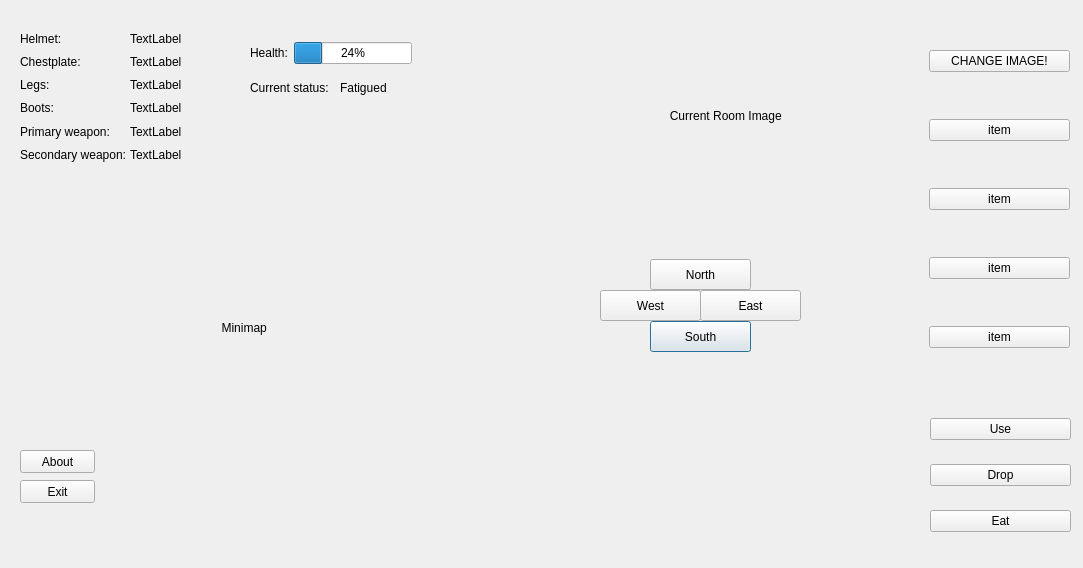
The window that PROJECT_KART/rooms/begin_room.ui (merovigiam/PRJ_KART) describes before a commit, drawn with Qt 5.
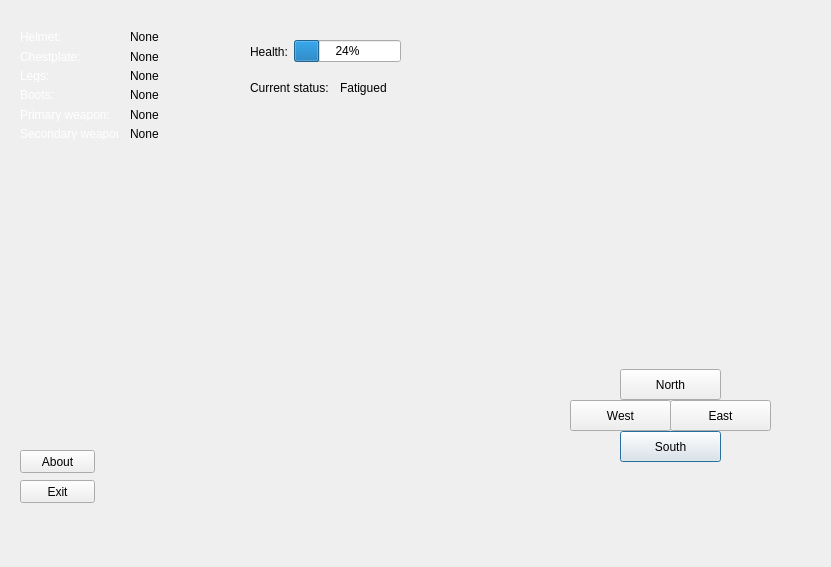
The same window after the commit.

```diff
--- a/PROJECT_KART/rooms/begin_room.ui
+++ b/PROJECT_KART/rooms/begin_room.ui
@@ -6,8 +6,8 @@
    <rect>
     <x>0</x>
     <y>0</y>
-    <width>1083</width>
-    <height>568</height>
+    <width>831</width>
+    <height>567</height>
    </rect>
   </property>
   <property name="windowTitle">
@@ -16,21 +16,27 @@
   <widget class="QLabel" name="minimapLabel">
    <property name="geometry">
     <rect>
-     <x>145</x>
-     <y>272</y>
-     <width>171</width>
-     <height>111</height>
+     <x>30</x>
+     <y>220</y>
+     <width>141</width>
+     <height>81</height>
     </rect>
    </property>
+   <property name="maximumSize">
+    <size>
+     <width>231</width>
+     <height>16777215</height>
+    </size>
+   </property>
    <property name="text">
-    <string>                       Minimap</string>
+    <string/>
    </property>
   </widget>
   <widget class="QPushButton" name="southButton">
    <property name="geometry">
     <rect>
-     <x>650</x>
-     <y>321</y>
+     <x>620</x>
+     <y>431</y>
      <width>101</width>
      <height>31</height>
     </rect>
@@ -55,14 +61,14 @@
   <widget class="QLabel" name="currentRoomLabel">
    <property name="geometry">
     <rect>
-     <x>550</x>
-     <y>20</y>
-     <width>311</width>
-     <height>191</height>
+     <x>470</x>
+     <y>50</y>
+     <width>331</width>
+     <height>221</height>
     </rect>
    </property>
    <property name="text">
-    <string>                                    Current Room Image</string>
+    <string/>
    </property>
   </widget>
   <widget class="QLabel" name="label_10">
@@ -78,102 +84,102 @@
     <string>Current status:</string>
    </property>
   </widget>
-  <widget class="QWidget" name="verticalLayoutWidget">
-   <property name="geometry">
-    <rect>
-     <x>929</x>
-     <y>9</y>
-     <width>141</width>
-     <height>381</height>
-    </rect>
-   </property>
-   <layout class="QVBoxLayout" name="verticalLayout">
-    <item>
-     <widget class="QPushButton" name="pushButton_9">
-      <property name="text">
-       <string>CHANGE IMAGE!</string>
-      </property>
-     </widget>
-    </item>
-    <item>
-     <widget class="QPushButton" name="pushButton_10">
-      <property name="text">
-       <string>item</string>
-      </property>
-     </widget>
-    </item>
-    <item>
-     <widget class="QPushButton" name="pushButton_12">
-      <property name="text">
-       <string>item</string>
-      </property>
-     </widget>
-    </item>
-    <item>
-     <widget class="QPushButton" name="pushButton_13">
-      <property name="text">
-       <string>item</string>
-      </property>
-     </widget>
-    </item>
-    <item>
-     <widget class="QPushButton" name="pushButton_11">
-      <property name="text">
-       <string>item</string>
-      </property>
-     </widget>
-    </item>
-   </layout>
-  </widget>
+
+
+
+
+
+
+
+
+
+
+
+
+
+
+
+
+
+
+
+
+
+
+
+
+
+
+
+
+
+
+
+
+
+
+
+
+
+
+
+
+
+
+
+
+
+
+
   <widget class="QWidget" name="layoutWidget">
    <property name="geometry">
     <rect>
      <x>130</x>
      <y>30</y>
-     <width>55</width>
-     <height>133</height>
+     <width>48</width>
+     <height>110</height>
     </rect>
    </property>
    <layout class="QVBoxLayout" name="verticalLayout_4">
     <item>
      <widget class="QLabel" name="hemetLabel">
       <property name="text">
-       <string>TextLabel</string>
+       <string>None</string>
       </property>
      </widget>
     </item>
     <item>
      <widget class="QLabel" name="chestplateLabel">
       <property name="text">
-       <string>TextLabel</string>
+       <string>None</string>
       </property>
      </widget>
     </item>
     <item>
      <widget class="QLabel" name="legsLabel">
       <property name="text">
-       <string>TextLabel</string>
+       <string>None</string>
       </property>
      </widget>
     </item>
     <item>
      <widget class="QLabel" name="bootsLabel">
       <property name="text">
-       <string>TextLabel</string>
+       <string>None</string>
       </property>
      </widget>
     </item>
     <item>
      <widget class="QLabel" name="primaryWepLabel">
       <property name="text">
-       <string>TextLabel</string>
+       <string>None</string>
       </property>
      </widget>
     </item>
     <item>
      <widget class="QLabel" name="secondaryWepLabel">
       <property name="text">
-       <string>TextLabel</string>
+       <string>None</string>
       </property>
      </widget>
     </item>
@@ -205,46 +211,46 @@
     <string>Fatigued</string>
    </property>
   </widget>
-  <widget class="QWidget" name="verticalLayoutWidget_2">
-   <property name="geometry">
-    <rect>
-     <x>930</x>
-     <y>400</y>
-     <width>141</width>
-     <height>151</height>
-    </rect>
-   </property>
-   <layout class="QVBoxLayout" name="verticalLayout_2">
-    <item>
-     <widget class="QPushButton" name="pushButton_5">
-      <property name="text">
-       <string>Use</string>
-      </property>
-     </widget>
-    </item>
-    <item>
-     <widget class="QPushButton" name="pushButton_8">
-      <property name="text">
-       <string>Drop</string>
-      </property>
-     </widget>
-    </item>
-    <item>
-     <widget class="QPushButton" name="pushButton_7">
-      <property name="text">
-       <string>Eat</string>
-      </property>
-     </widget>
-    </item>
-   </layout>
-  </widget>
+
+
+
+
+
+
+
+
+
+
+
+
+
+
+
+
+
+
+
+
+
+
+
+
+
+
+
+
+
+
+
+
+
   <widget class="QWidget" name="layoutWidget_2">
    <property name="geometry">
     <rect>
      <x>250</x>
      <y>40</y>
-     <width>162</width>
-     <height>26</height>
+     <width>151</width>
+     <height>23</height>
     </rect>
    </property>
    <layout class="QHBoxLayout" name="horizontalLayout">
@@ -269,50 +275,56 @@
     <rect>
      <x>20</x>
      <y>30</y>
-     <width>116</width>
-     <height>133</height>
+     <width>98</width>
+     <height>110</height>
     </rect>
    </property>
    <layout class="QVBoxLayout" name="verticalLayout_3">
     <item>
      <widget class="QLabel" name="label_4">
       <property name="text">
-       <string>Helmet:</string>
+       <string>&lt;html&gt;&lt;head/&gt;&lt;body&gt;&lt;p&gt;&lt;span style=&quot; color:#ffffff;&quot;&gt;Helmet:&lt;/span&gt;&lt;/p&gt;&lt;/body&gt;&lt;/html&gt;</string>
+
       </property>
      </widget>
     </item>
     <item>
      <widget class="QLabel" name="label_5">
       <property name="text">
-       <string>Chestplate:</string>
+       <string>&lt;html&gt;&lt;head/&gt;&lt;body&gt;&lt;p&gt;&lt;span style=&quot; color:#ffffff;&quot;&gt;Chestplate:&lt;/span&gt;&lt;/p&gt;&lt;/body&gt;&lt;/html&gt;</string>
+
       </property>
      </widget>
     </item>
     <item>
      <widget class="QLabel" name="label_6">
       <property name="text">
-       <string>Legs:</string>
+       <string>&lt;html&gt;&lt;head/&gt;&lt;body&gt;&lt;p&gt;&lt;span style=&quot; color:#ffffff;&quot;&gt;Legs:&lt;/span&gt;&lt;/p&gt;&lt;/body&gt;&lt;/html&gt;</string>
+
       </property>
      </widget>
     </item>
     <item>
      <widget class="QLabel" name="label_7">
       <property name="text">
-       <string>Boots:</string>
+       <string>&lt;html&gt;&lt;head/&gt;&lt;body&gt;&lt;p&gt;&lt;span style=&quot; color:#ffffff;&quot;&gt;Boots:&lt;/span&gt;&lt;/p&gt;&lt;/body&gt;&lt;/html&gt;</string>
+
       </property>
      </widget>
     </item>
     <item>
      <widget class="QLabel" name="label_8">
       <property name="text">
-       <string>Primary weapon:</string>
+       <string>&lt;html&gt;&lt;head/&gt;&lt;body&gt;&lt;p&gt;&lt;span style=&quot; color:#ffffff;&quot;&gt;Primary weapon:&lt;/span&gt;&lt;/p&gt;&lt;/body&gt;&lt;/html&gt;</string>
+
       </property>
      </widget>
     </item>
     <item>
      <widget class="QLabel" name="label_9">
       <property name="text">
-       <string>Secondary weapon:</string>
+       <string>&lt;html&gt;&lt;head/&gt;&lt;body&gt;&lt;p&gt;&lt;span style=&quot; color:#ffffff;&quot;&gt;Secondary weapon:&lt;/span&gt;&lt;/p&gt;&lt;/body&gt;&lt;/html&gt;</string>
+
       </property>
      </widget>
     </item>
@@ -321,8 +333,8 @@
   <widget class="QPushButton" name="eastButton">
    <property name="geometry">
     <rect>
-     <x>700</x>
-     <y>290</y>
+     <x>670</x>
+     <y>400</y>
      <width>101</width>
      <height>31</height>
     </rect>
@@ -334,8 +346,8 @@
   <widget class="QPushButton" name="northButton">
    <property name="geometry">
     <rect>
-     <x>650</x>
-     <y>259</y>
+     <x>620</x>
+     <y>369</y>
      <width>101</width>
      <height>31</height>
     </rect>
@@ -347,8 +359,8 @@
   <widget class="QPushButton" name="westButton">
    <property name="geometry">
     <rect>
-     <x>600</x>
-     <y>290</y>
+     <x>570</x>
+     <y>400</y>
      <width>101</width>
      <height>31</height>
     </rect>
```
